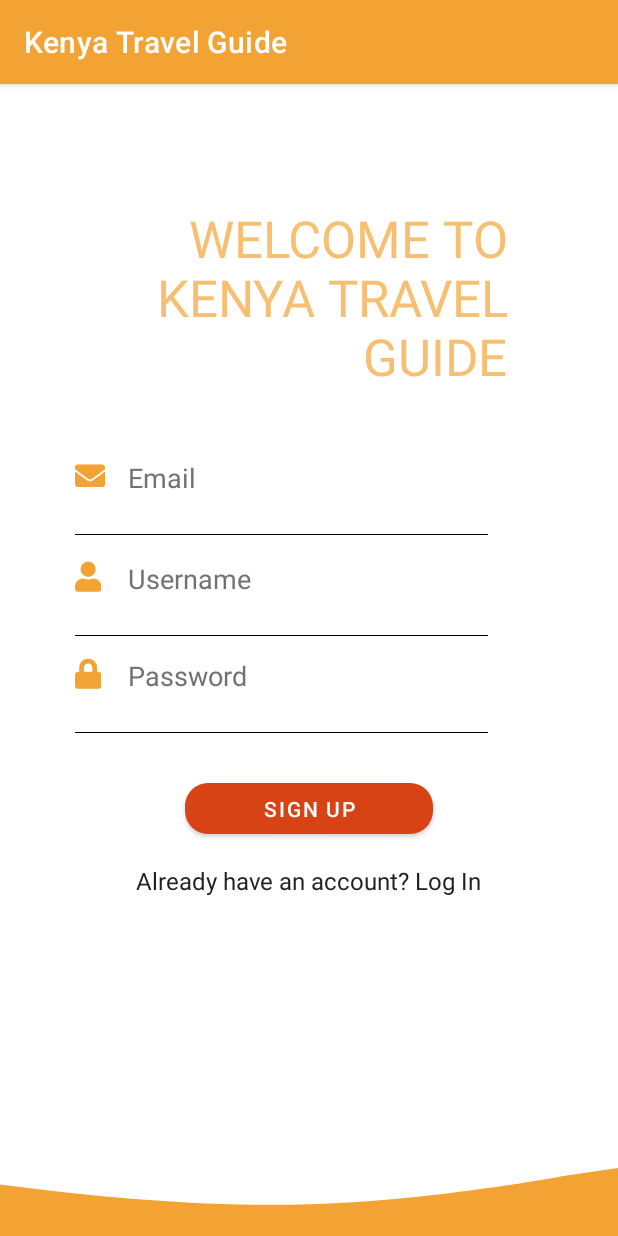
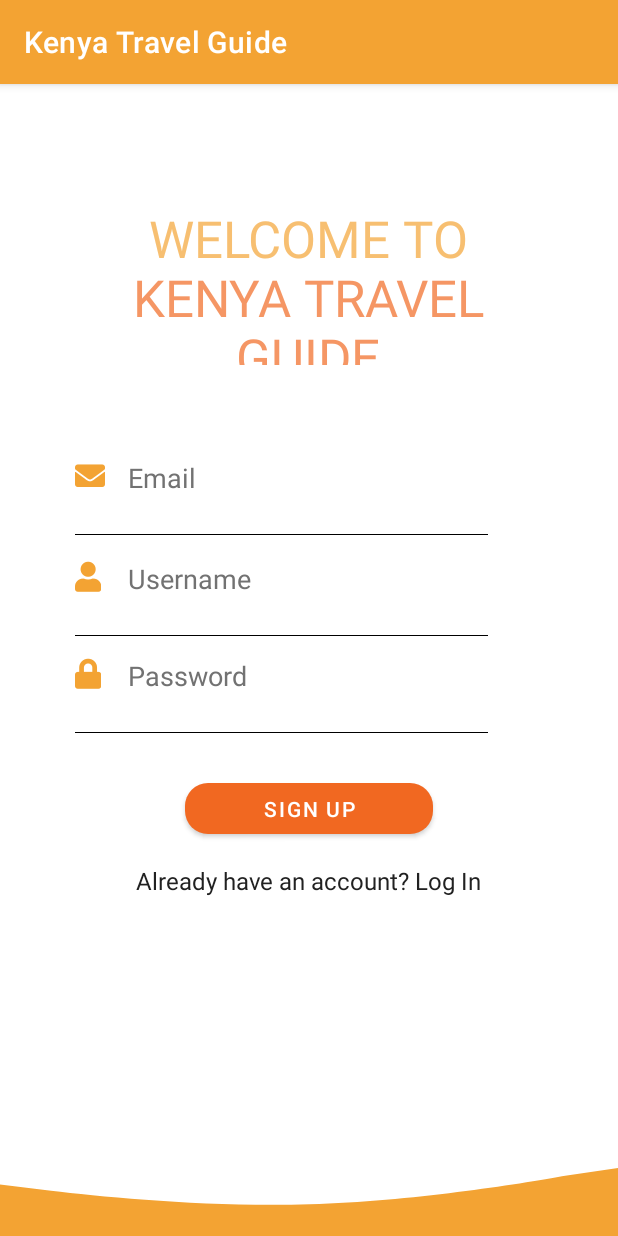
Before and after one commit to EmmanuelaJoy/travel-guide, an Android app: the SignupActivity screen opened directly, with no data from a screen before it, on a phone screen of 412 x 824 dp. Run offline under Robolectric (Android 15) with nearby library versions, the phone set to English and light mode, and no system bars; Roboto replaces fonts that are not available here.

Commit message:
modify title color schemes in signup.xml

```diff
--- a/app/src/main/java/com/moringaschool/kenyatravelguide/SignupActivity.java
+++ b/app/src/main/java/com/moringaschool/kenyatravelguide/SignupActivity.java
@@ -2,16 +2,22 @@ package com.moringaschool.kenyatravelguide;
 
 import android.content.Intent;
 import android.os.Bundle;
+import android.text.Html;
 import android.widget.Button;
+import android.widget.TextView;
 
 import androidx.appcompat.app.AppCompatActivity;
 
 public class SignupActivity extends AppCompatActivity {
     private Button mSignUpButton;
+    private TextView mWelcomeMessage;
     @Override
     protected void onCreate(Bundle savedInstanceState) {
         super.onCreate(savedInstanceState);
         setContentView(R.layout.signup);
+        mWelcomeMessage = findViewById(R.id.welcomeMessage);
         mSignUpButton = (Button)findViewById(R.id.signUp);
+        String title = "<font color=#F3A333>WELCOME TO</font> <font color=#F16821>KENYA TRAVEL GUIDE</font>";
+        mWelcomeMessage.setText(Html.fromHtml(title));
     }
 }
--- a/app/src/main/res/layout/login.xml
+++ b/app/src/main/res/layout/login.xml
@@ -9,15 +9,16 @@
 
     <TextView
         android:id="@+id/welcomeMessage"
-        android:layout_width="288dp"
-        android:layout_height="wrap_content"
+        android:layout_width="336dp"
+        android:layout_height="108dp"
         android:layout_centerHorizontal="true"
         android:layout_marginLeft="50dp"
         android:layout_marginTop="80dp"
         android:layout_marginRight="7dp"
         android:alpha="0.7"
-        android:gravity="end"
-        android:text="WELCOME TO KENYA TRAVEL GUIDE"
+        android:gravity="center"
+        android:text="WELCOME TO
+        KENYA TRAVEL GUIDE"
         android:textColor="@color/colorPrimary"
         android:textSize="34sp"
         app:fontFamily="@font/passero_one" />
--- a/app/src/main/res/layout/signup.xml
+++ b/app/src/main/res/layout/signup.xml
@@ -9,19 +9,16 @@
 
     <TextView
         android:id="@+id/welcomeMessage"
-        android:layout_width="288dp"
-        android:layout_height="wrap_content"
-        android:layout_alignWithParentIfMissing="false"
-        android:layout_alignParentLeft="true"
-        android:layout_alignParentTop="false"
-        android:layout_alignParentRight="false"
-        android:layout_alignParentBottom="false"
+        android:layout_width="323dp"
+        android:layout_height="107dp"
+        android:layout_centerHorizontal="true"
         android:layout_marginLeft="50dp"
         android:layout_marginTop="80dp"
         android:layout_marginRight="7dp"
         android:alpha="0.7"
-        android:gravity="end"
-        android:text="WELCOME TO KENYA TRAVEL GUIDE"
+        android:gravity="center"
+        android:text="WELCOME TO
+        KENYA TRAVEL GUIDE"
         android:textColor="@color/colorPrimary"
         android:textSize="34sp"
         app:fontFamily="@font/passero_one" />
@@ -130,9 +127,9 @@
         android:layout_marginTop="460dp"
         android:text="Sign Up"
         android:textColor="@color/colorSecondaryText"
-        app:backgroundTint="@color/colorAccent"
+        app:backgroundTint="@color/colorPrimaryDark"
         app:cornerRadius="15dp"
-        app:iconTint="@color/colorPrimary" />
+        app:iconTint="@color/colorPrimaryDark" />
 
     <TextView
         android:id="@+id/loginLink"
```
